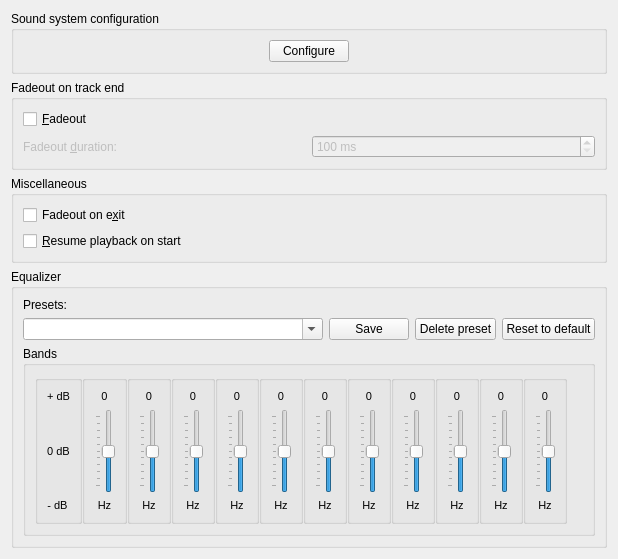
First picture: the form in src/configdialog/dialogs/PlaybackConfig.ui, repository netrunner-debian-kde-extras/amarok, before the edit.
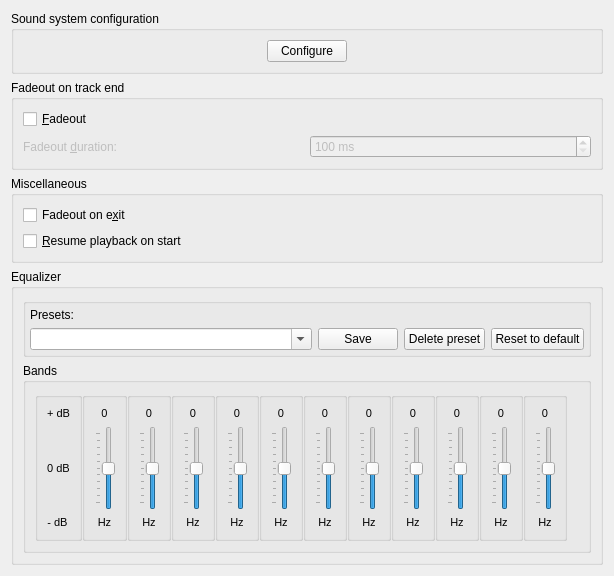
Second picture: the form after the edit.

What changed in the file:
```diff
--- a/src/configdialog/dialogs/PlaybackConfig.ui
+++ b/src/configdialog/dialogs/PlaybackConfig.ui
@@ -6,8 +6,8 @@
    <rect>
     <x>0</x>
     <y>0</y>
-    <width>618</width>
-    <height>549</height>
+    <width>614</width>
+    <height>556</height>
    </rect>
   </property>
   <layout class="QGridLayout" name="gridLayout_5">
@@ -131,15 +131,27 @@
      <property name="title">
       <string>Equalizer</string>
      </property>
-     <layout class="QGridLayout" name="gridLayout_7">
-      <item row="2" column="0">
+     <layout class="QGridLayout" name="gridLayout_6">
+      <item row="0" column="0">
+       <widget class="QGroupBox" name="eqPresetsGroupBox">
+        <property name="title">
+         <string/>
+        </property>
+        <property name="flat">
+         <bool>false</bool>
+        </property>
+        <layout class="QGridLayout" name="gridLayout_4">
+         <property name="margin">
+          <number>4</number>
+         </property>
+         <item row="0" column="0">
        <widget class="QLabel" name="eqPresetslabel">
         <property name="text">
          <string>Presets:</string>
         </property>
        </widget>
       </item>
-      <item row="5" column="0">
+         <item row="1" column="0">
        <widget class="QComboBox" name="eqPresets">
         <property name="sizePolicy">
          <sizepolicy hsizetype="Expanding" vsizetype="Fixed">
@@ -155,7 +167,7 @@
         </property>
        </widget>
       </item>
-      <item row="5" column="1">
+         <item row="1" column="1">
        <widget class="QPushButton" name="eqPresetSaveBtn">
         <property name="sizePolicy">
          <sizepolicy hsizetype="Fixed" vsizetype="Fixed">
@@ -171,7 +183,7 @@
         </property>
        </widget>
       </item>
-      <item row="5" column="2">
+         <item row="1" column="2">
        <widget class="QPushButton" name="eqPresetDeleteBtn">
         <property name="sizePolicy">
          <sizepolicy hsizetype="Fixed" vsizetype="Fixed">
@@ -187,7 +199,7 @@
         </property>
        </widget>
       </item>
-      <item row="5" column="3">
+         <item row="1" column="3">
        <widget class="QPushButton" name="eqPresetResetBtn">
         <property name="sizePolicy">
          <sizepolicy hsizetype="Fixed" vsizetype="Fixed">
@@ -203,7 +215,10 @@
         </property>
        </widget>
       </item>
-      <item row="7" column="0" colspan="4">
+        </layout>
+       </widget>
+      </item>
+      <item row="1" column="0">
        <widget class="QGroupBox" name="eqBandsGroupBox">
         <property name="sizePolicy">
          <sizepolicy hsizetype="MinimumExpanding" vsizetype="MinimumExpanding">
```
Lines whose indentation alone changed are shown as unchanged.
